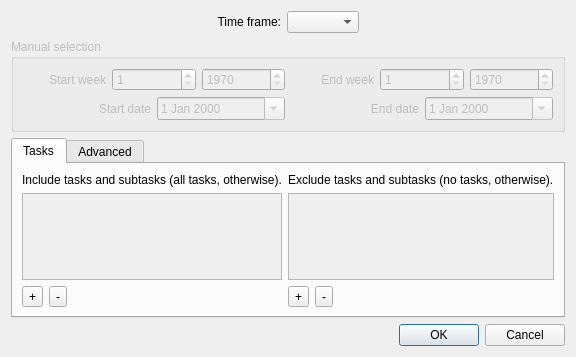
This is Charm/Widgets/ActivityReportConfigurationDialog.ui in KDAB/Charm as Qt 5 draws it before an edit. The edited form follows.
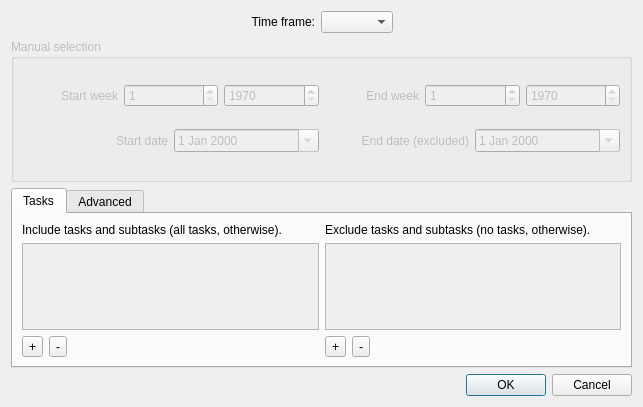
This is the edited form.

Commit message:
print the actual legal end date in the report
charm does not include the last day of the range, tough to change this
it should be heavily refactored

Diff of the .ui file:
```diff
--- a/Charm/Widgets/ActivityReportConfigurationDialog.ui
+++ b/Charm/Widgets/ActivityReportConfigurationDialog.ui
@@ -6,8 +6,8 @@
    <rect>
     <x>0</x>
     <y>0</y>
-    <width>386</width>
-    <height>296</height>
+    <width>643</width>
+    <height>407</height>
    </rect>
   </property>
   <property name="sizePolicy">
@@ -168,7 +168,7 @@
            <string>(events that start before...)</string>
           </property>
           <property name="text">
-           <string>End date</string>
+           <string>End date (excluded)</string>
           </property>
           <property name="alignment">
            <set>Qt::AlignRight|Qt::AlignTrailing|Qt::AlignVCenter</set>
```
The commit also changes 1 other file.
